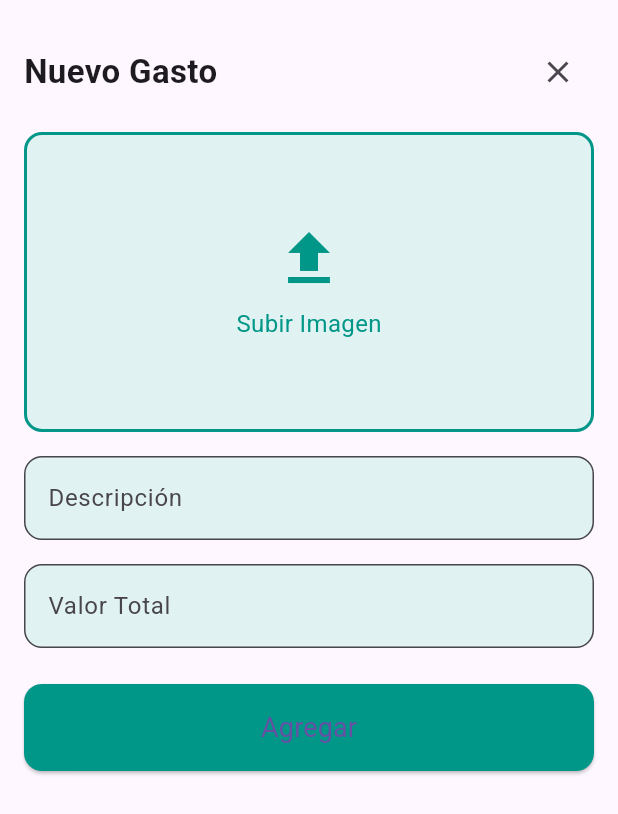
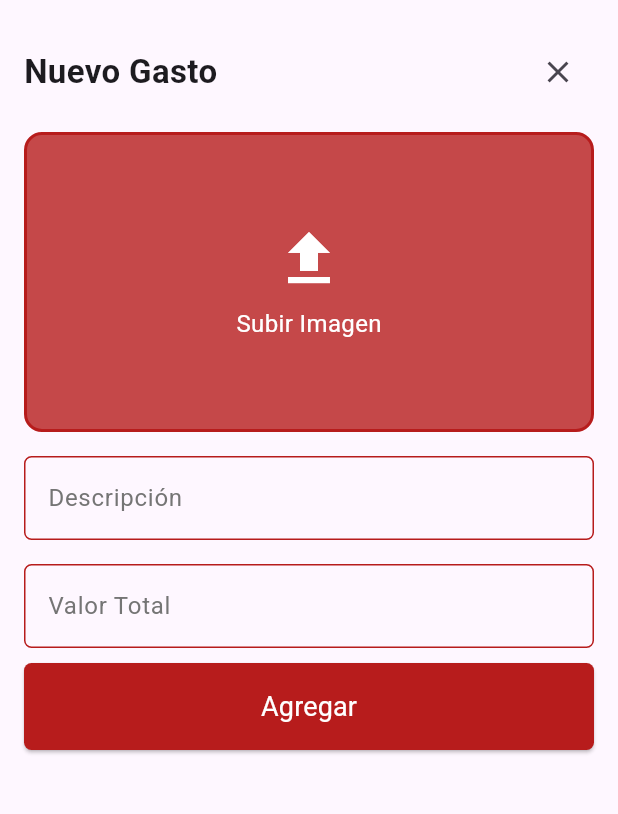
Before and after one commit to 0813henry/La-Ruta, a Flutter app: the AgregarGastoBottomSheet widget shown alone on an empty page, opened directly with empty values, on a phone screen of 412 x 824 dp. Shown: the top 814 px of the screen. Run offline on Flutter 3.47's test engine with Material 3 defaults, Android fonts, the light colour scheme and no system bars; our stand-ins replace cloud_firestore, firebase_auth, firebase_core, firebase_storage, fl_chart, google_sign_in and 4 more; accounts and stored records are empty.

Commit message:
update: enhance UI in agregar_gasto and historial_gasto screens; replace colors with AppColors and refactor text fields

```diff
--- a/lib/features/admin/screens/gastos/agregar_gasto.dart
+++ b/lib/features/admin/screens/gastos/agregar_gasto.dart
@@ -197,8 +197,10 @@ import 'dart:io';
 
 import 'package:flutter/material.dart';
 import 'package:image_picker/image_picker.dart';
+import 'package:restaurante_app/core/constants/app_colors.dart';
 import 'package:restaurante_app/core/model/gasto_model.dart';
 import 'package:restaurante_app/core/services/gasto_service.dart';
+import 'package:restaurante_app/core/widgets/wtext_field.dart';
 import 'package:uuid/uuid.dart';
 
 class AgregarGastoBottomSheet extends StatefulWidget {
@@ -309,20 +311,21 @@ class _AgregarGastoBottomSheetState extends State<AgregarGastoBottomSheet> {
                   height: isSmallScreen ? 200 : 250,
                   width: double.infinity,
                   decoration: BoxDecoration(
-                    color: Colors.teal[50],
+                    color: AppColors.primary.withOpacity(0.8),
                     borderRadius: BorderRadius.circular(12),
-                    border: Border.all(color: Colors.teal, width: 2),
+                    border: Border.all(color: AppColors.primary, width: 2),
                   ),
                   child: _imagenPath == null
                       ? Column(
                           mainAxisAlignment: MainAxisAlignment.center,
                           children: const [
-                            Icon(Icons.upload, size: 48, color: Colors.teal),
+                            Icon(Icons.upload,
+                                size: 48, color: AppColors.white),
                             SizedBox(height: 8),
                             Text(
                               'Subir Imagen',
-                              style:
-                                  TextStyle(fontSize: 16, color: Colors.teal),
+                              style: TextStyle(
+                                  fontSize: 16, color: AppColors.white),
                             ),
                           ],
                         )
@@ -336,45 +339,27 @@ class _AgregarGastoBottomSheetState extends State<AgregarGastoBottomSheet> {
                 ),
               ),
               const SizedBox(height: 16),
-              TextField(
-                controller: _descripcionController,
-                decoration: InputDecoration(
-                  labelText: 'Descripción',
-                  border: OutlineInputBorder(
-                    borderRadius: BorderRadius.circular(12),
-                  ),
-                  filled: true,
-                  fillColor: Colors.teal[50],
-                ),
-              ),
+              WTextField(
+                  controller: _descripcionController, label: 'Descripción'),
               const SizedBox(height: 16),
-              TextField(
-                controller: _valorController,
-                decoration: InputDecoration(
-                  labelText: 'Valor Total',
-                  border: OutlineInputBorder(
-                    borderRadius: BorderRadius.circular(12),
-                  ),
-                  filled: true,
-                  fillColor: Colors.teal[50],
-                ),
-                keyboardType: TextInputType.number,
-              ),
-              const SizedBox(height: 24),
+              WTextField(controller: _valorController, label: 'Valor Total'),
+              const SizedBox(height: 10),
               SizedBox(
                 width: double.infinity,
                 child: ElevatedButton(
                   onPressed: _loading ? null : _agregarGasto,
                   style: ElevatedButton.styleFrom(
-                    backgroundColor: Colors.teal,
+                    backgroundColor: AppColors.primary,
                     padding: const EdgeInsets.symmetric(vertical: 16),
                     shape: RoundedRectangleBorder(
-                      borderRadius: BorderRadius.circular(12),
+                      borderRadius: BorderRadius.circular(5),
                     ),
                   ),
                   child: _loading
-                      ? const CircularProgressIndicator(color: Colors.white)
-                      : const Text('Agregar', style: TextStyle(fontSize: 18)),
+                      ? const CircularProgressIndicator(color: AppColors.white)
+                      : const Text('Agregar',
+                          style:
+                              TextStyle(fontSize: 18, color: AppColors.white)),
                 ),
               ),
             ],
--- a/lib/features/admin/screens/gastos/historial_gasto.dart
+++ b/lib/features/admin/screens/gastos/historial_gasto.dart
@@ -94,6 +94,7 @@
 //   }
 // }
 import 'package:flutter/material.dart';
+import 'package:restaurante_app/core/constants/app_colors.dart';
 import 'package:restaurante_app/core/model/gasto_model.dart';
 import 'package:restaurante_app/core/services/gasto_service.dart';
 import 'package:restaurante_app/features/admin/screens/gastos/agregar_gasto.dart';
@@ -177,7 +178,7 @@ class _HistorialGastoScreenState extends State<HistorialGastoScreen> {
                         ),
                       )
                     : const CircleAvatar(
-                        backgroundColor: Colors.teal,
+                        backgroundColor: AppColors.primary,
                         child: Icon(Icons.attach_money, color: Colors.white),
                       ),
                 title: Text(
```
